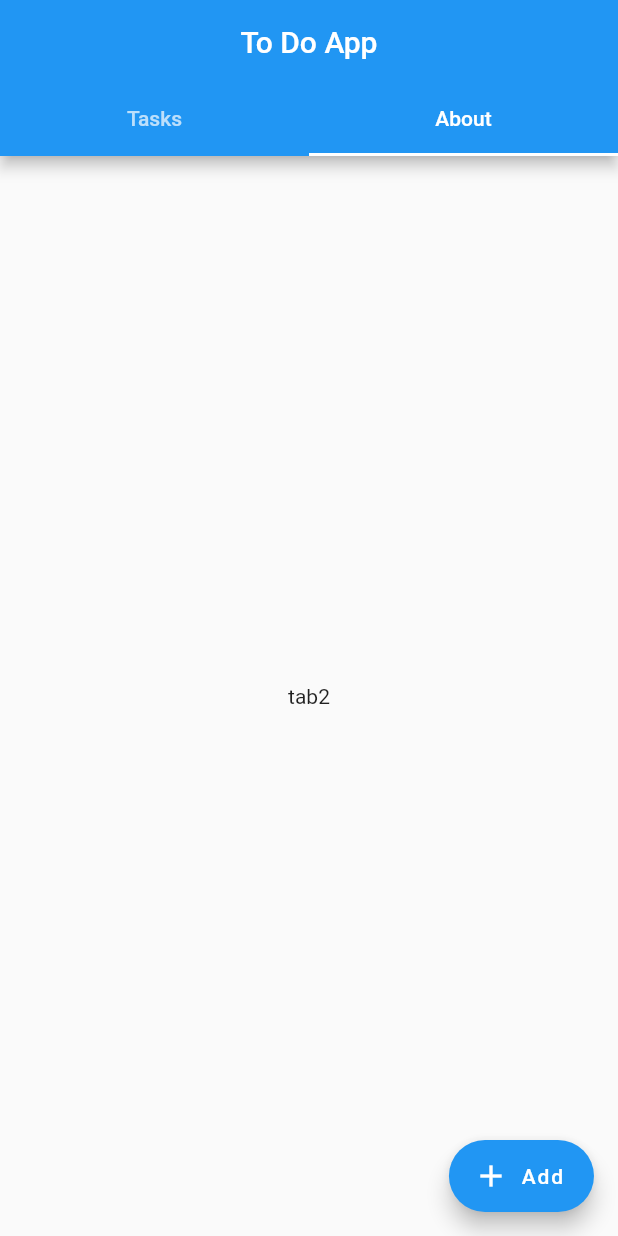
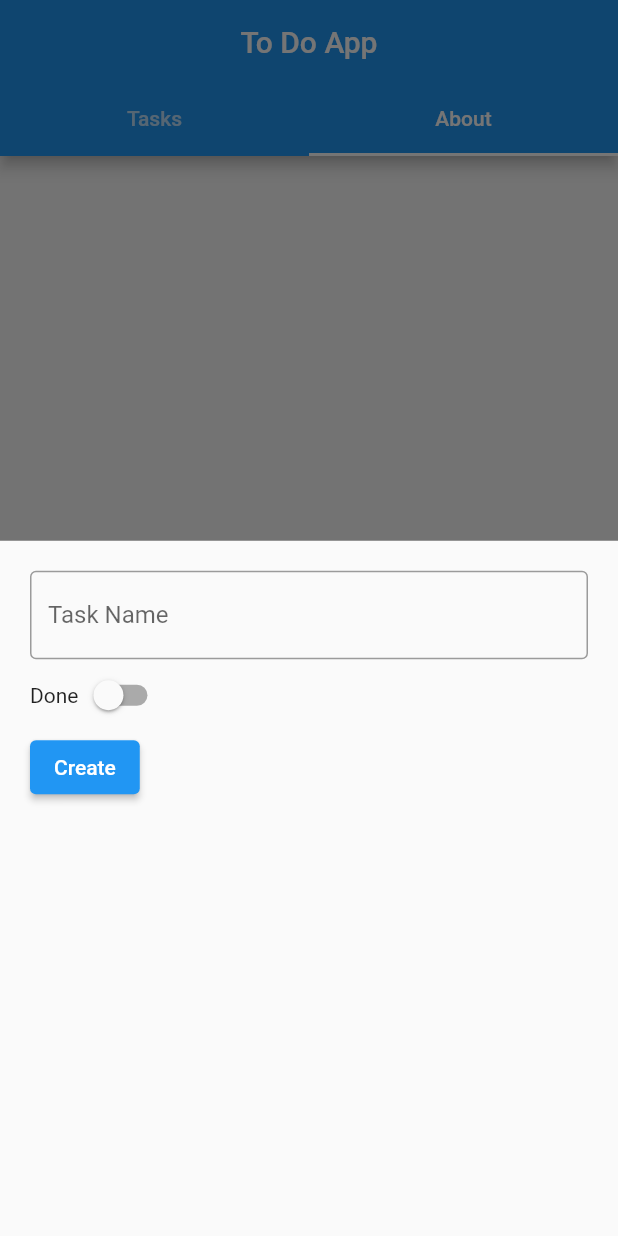
Before and after one commit to UrosSysPro/5.-godina-2021-2022, a Flutter app: the screen it shows after launch, tab 2 chosen, after a tap on "Add", on a phone screen of 412 x 824 dp. Run offline on Flutter 3.47's test engine with Material 2 defaults, Android fonts, the phone set to English and light mode, and no system bars.

Commit message:
Add files via upload

```diff
--- /dev/null
+++ b/simpleflutterproject/lib/AboutTab.dart
@@ -0,0 +1,17 @@
+import 'package:flutter/material.dart';
+
+class AboutTab extends StatelessWidget {
+  const AboutTab({ Key? key }) : super(key: key);
+
+  @override
+  Widget build(BuildContext context) {
+    return Column(
+      mainAxisAlignment: MainAxisAlignment.center,
+      children: [
+        FlutterLogo(),
+        Text("To Do App Flutter v0.1"),
+        Text("System Pro tm")
+      ],
+    );
+  }
+}
--- a/simpleflutterproject/lib/MainScreen.dart
+++ b/simpleflutterproject/lib/MainScreen.dart
@@ -1,5 +1,7 @@
 import 'package:flutter/material.dart';
+import 'package:simpleflutterproject/AboutTab.dart';
 import 'package:simpleflutterproject/Task.dart';
+import 'package:simpleflutterproject/TasksTab.dart';
 
 class MainScreen extends StatefulWidget {
   const MainScreen({ Key? key }) : super(key: key);
@@ -9,7 +11,9 @@ class MainScreen extends StatefulWidget {
 }
 
 class _MainScreenState extends State<MainScreen> {
-  List<Task> tasks=[];
+  List<Task> tasks=[Task("operi ves",false)];
+  String _bottomSheetInputText="";
+  bool _bottomSheetSwitchValue=false;
 
   @override
   Widget build(BuildContext context) {
@@ -29,15 +33,47 @@ class _MainScreenState extends State<MainScreen> {
         ),
         body: TabBarView(
           children:[
-            ListView(children:tasks.map(
-              (task){
-                return Container(color:Colors.green);
-                }).toList()),
-            Center(child:Text("tab2"))
+            TasksTab(tasks),
+            AboutTab()
           ]
         ),
         floatingActionButton: FloatingActionButton.extended(
-          onPressed: (){},
+          onPressed: (){
+            showModalBottomSheet(context: context, builder: (context){
+              return Padding(
+                padding: const EdgeInsets.all(20.0),
+                child: Column(
+                  crossAxisAlignment: CrossAxisAlignment.start,
+                  children: [
+                    TextFormField(
+
+                      initialValue: "",
+                      decoration:InputDecoration(
+                        labelText: "Task Name",
+                        border: OutlineInputBorder()
+                      )
+                    ),
+                    Row(
+                      crossAxisAlignment: CrossAxisAlignment.center,
+                      children: [
+                        Text("Done"),
+                        Switch(value: _bottomSheetSwitchValue,onChanged: (value){setState(() {
+                          _bottomSheetSwitchValue=value;
+                        });
+                        },)],
+                    ),
+                    Column(
+                      crossAxisAlignment: CrossAxisAlignment.end,
+                      mainAxisAlignment: MainAxisAlignment.end,
+                      children:[
+                        ElevatedButton(onPressed: (){}, child: Text("Create"))
+                      ]
+                    )
+                  ],
+                ),
+              );
+            });
+          },
           label: Text("Add"),
           icon: Icon(Icons.add),
         ),
--- /dev/null
+++ b/simpleflutterproject/lib/TasksTab.dart
@@ -0,0 +1,27 @@
+import 'package:flutter/material.dart';
+import 'package:simpleflutterproject/Task.dart';
+
+class TasksTab extends StatelessWidget {
+  final List<Task> tasks;
+
+  TasksTab(this.tasks);
+  @override
+  Widget build(BuildContext context) {
+    if(tasks.isEmpty){
+      return Center(
+        child:Text("No tasks, click + to add"),
+      );
+    }
+
+    return ListView(
+      children: tasks.map((task){
+        return Row(
+          mainAxisAlignment: MainAxisAlignment.spaceBetween,
+          children: [
+          Text(task.name),
+          Switch(onChanged: (value){},value: task.done,)
+        ],);
+      }).toList(),
+    );
+  }
+}
```
